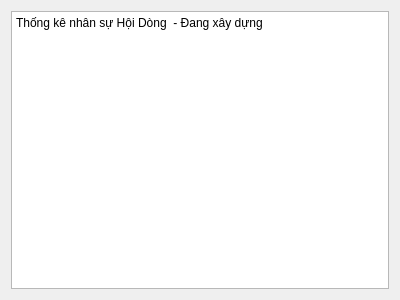
The window that app/view/widget/uisummarizeview.ui (emtrai/hrm_monastery) describes before a commit, drawn with Qt 5.
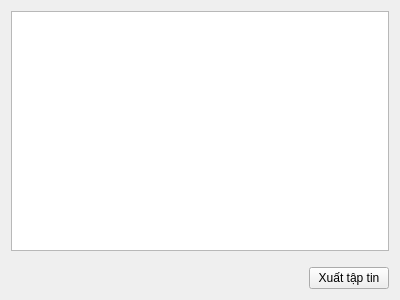
The same window after the commit.

```diff
--- a/app/view/widget/uisummarizeview.ui
+++ b/app/view/widget/uisummarizeview.ui
@@ -15,21 +15,38 @@
   </property>
   <layout class="QVBoxLayout" name="verticalLayout">
    <item>
-    <widget class="QTextEdit" name="textEdit">
-     <property name="markdown">
-      <string>Thống kê nhân sự Hội Dòng  - Đang xây dựng
-
-</string>
-     </property>
-     <property name="html">
-      <string>&lt;!DOCTYPE HTML PUBLIC &quot;-//W3C//DTD HTML 4.0//EN&quot; &quot;http://www.w3.org/TR/REC-html40/strict.dtd&quot;&gt;
-&lt;html&gt;&lt;head&gt;&lt;meta name=&quot;qrichtext&quot; content=&quot;1&quot; /&gt;&lt;meta charset=&quot;utf-8&quot; /&gt;&lt;style type=&quot;text/css&quot;&gt;
-p, li { white-space: pre-wrap; }
-hr { height: 1px; border-width: 0; }
-&lt;/style&gt;&lt;/head&gt;&lt;body style=&quot; font-family:'Segoe UI'; font-size:9pt; font-weight:400; font-style:normal;&quot;&gt;
-&lt;p style=&quot; margin-top:6px; margin-bottom:6px; margin-left:0px; margin-right:0px; -qt-block-indent:0; text-indent:0px;&quot;&gt;Thống kê nhân sự Hội Dòng  - Đang xây dựng&lt;/p&gt;&lt;/body&gt;&lt;/html&gt;</string>
-     </property>
-    </widget>
+    <layout class="QVBoxLayout" name="verticalLayout_2">
+     <item>
+      <widget class="QTextBrowser" name="txtSummarize"/>
+     </item>
+     <item>
+      <layout class="QHBoxLayout" name="horizontalLayout_3">
+       <property name="topMargin">
+        <number>10</number>
+       </property>
+       <item>
+        <spacer name="horizontalSpacer">
+         <property name="orientation">
+          <enum>Qt::Horizontal</enum>
+         </property>
+         <property name="sizeHint" stdset="0">
+          <size>
+           <width>40</width>
+           <height>20</height>
+          </size>
+         </property>
+        </spacer>
+       </item>
+       <item>
+        <widget class="QPushButton" name="btnExport">
+         <property name="text">
+          <string>Xuất tập tin</string>
+         </property>
+        </widget>
+       </item>
+      </layout>
+     </item>
+    </layout>
    </item>
   </layout>
  </widget>
```
